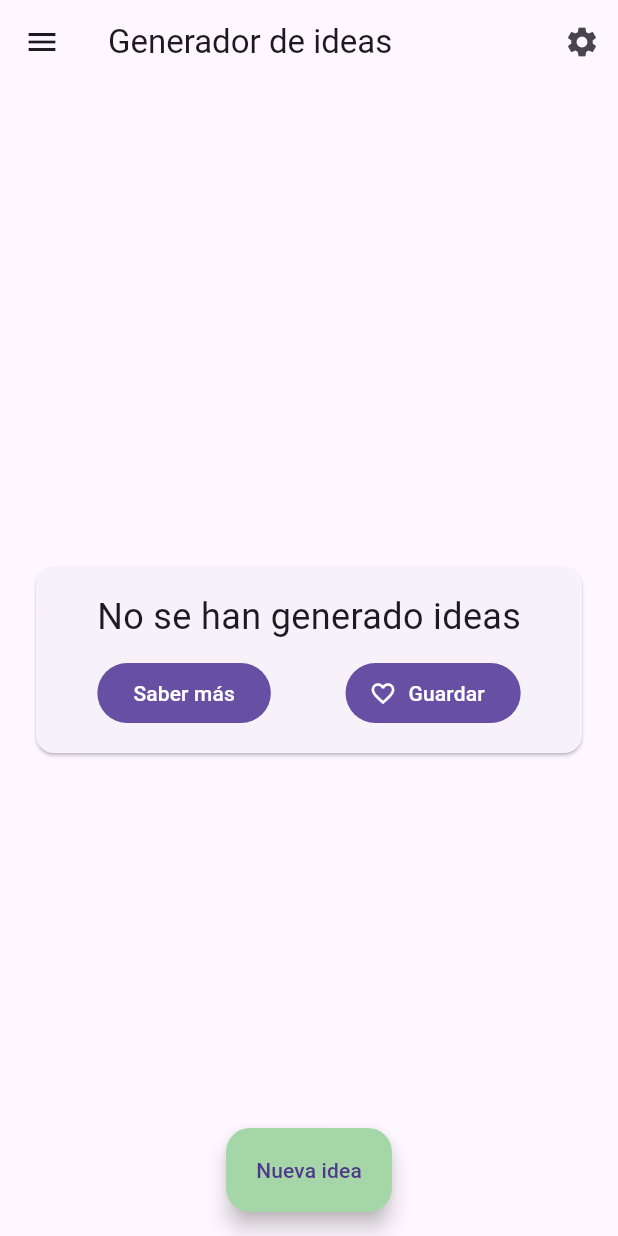
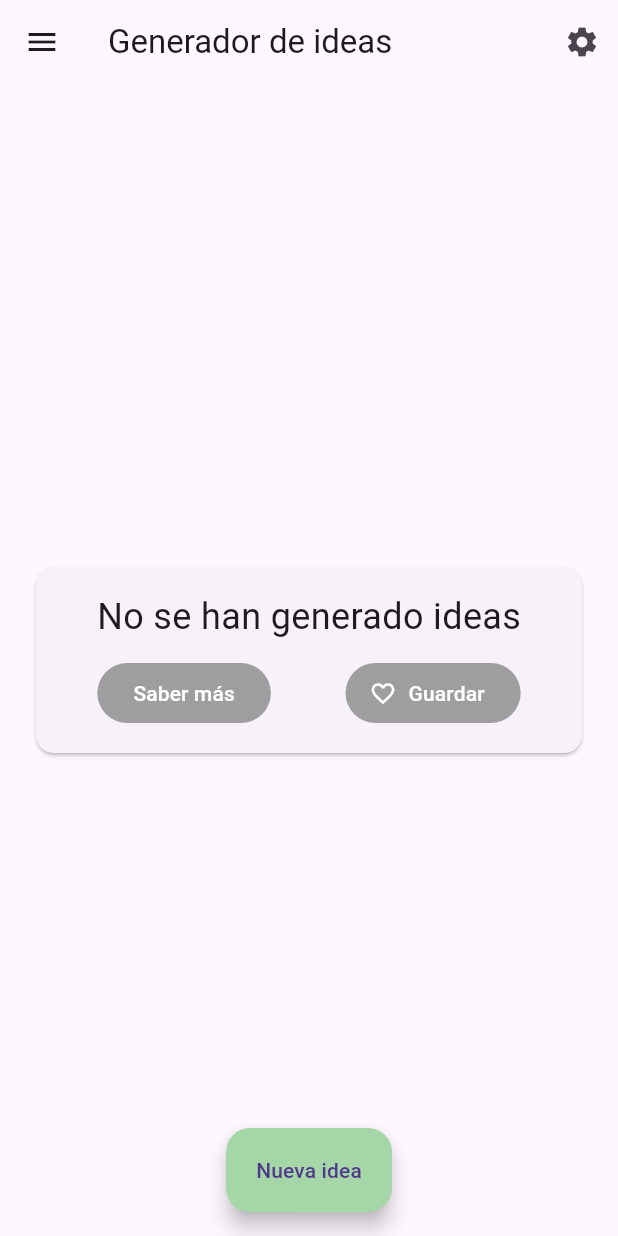
Before and after one commit to vicalmun/proyecto-final-flutter, a Flutter app: the screen it shows after launch, on a phone screen of 412 x 824 dp. Run offline on Flutter 3.47's test engine with Material 3 defaults, Android fonts, the phone set to English and light mode, and no system bars; our stand-ins replace dio, flutter_secure_storage, get_it, go_router, lottie, shared_preferences.

Commit message:
simple refactor for ideas code

```diff
--- a/lib/presentation/view/idea/idea_detail_page.dart
+++ b/lib/presentation/view/idea/idea_detail_page.dart
@@ -18,6 +18,7 @@ class IdeaDetailPage extends StatefulWidget {
 class _IdeaDetailPageState extends State<IdeaDetailPage> {
   final IdeaViewModel _ideaViewModel = inject<IdeaViewModel>();
 
+  // ignore: unused_field
   Idea? _idea;
 
   @override
--- a/lib/presentation/view/idea/new_idea_page.dart
+++ b/lib/presentation/view/idea/new_idea_page.dart
@@ -47,11 +47,6 @@ class _NewIdeaPageState extends State<NewIdeaPage> {
           break;
       }
     });
-
-    // ! OJO: aqui ya no debería ser await por como está implementada la funcion (con el resource state)
-    // está comentado porque si se hace una petición y no tiene token se queda cargando siempre
-    // TODO: validar que hay token y que sea válido
-    // _ideaViewModel.getIdea();
   }
 
   @override
@@ -91,6 +86,8 @@ class _NewIdeaPageState extends State<NewIdeaPage> {
                     mainAxisAlignment: MainAxisAlignment.spaceAround,
                     children: [
                       FilledButton(
+                          style:
+                              ButtonStyle(backgroundColor: activatedButton()),
                           onPressed: () async {
                             if (_idea == null) {
                               return;
@@ -100,6 +97,8 @@ class _NewIdeaPageState extends State<NewIdeaPage> {
                           },
                           child: const Text('Saber más')),
                       FilledButton.icon(
+                          style:
+                              ButtonStyle(backgroundColor: activatedButton()),
                           onPressed: () {
                             if (_idea == null) {
                               return;
@@ -159,4 +158,14 @@ class _NewIdeaPageState extends State<NewIdeaPage> {
       ),
     );
   }
+
+  MaterialStateProperty<Color> activatedButton() {
+    MaterialStateProperty<Color> backgrounColor;
+
+    backgrounColor = _idea == null
+        ? MaterialStateProperty.all<Color>(Colors.grey)
+        : MaterialStateProperty.all<Color>(Colors.deepPurple);
+
+    return backgrounColor;
+  }
 }
```
Also changed, not shown: lib/presentation/view/idea/ideas_list_page.dart (+2 -19 lines).
